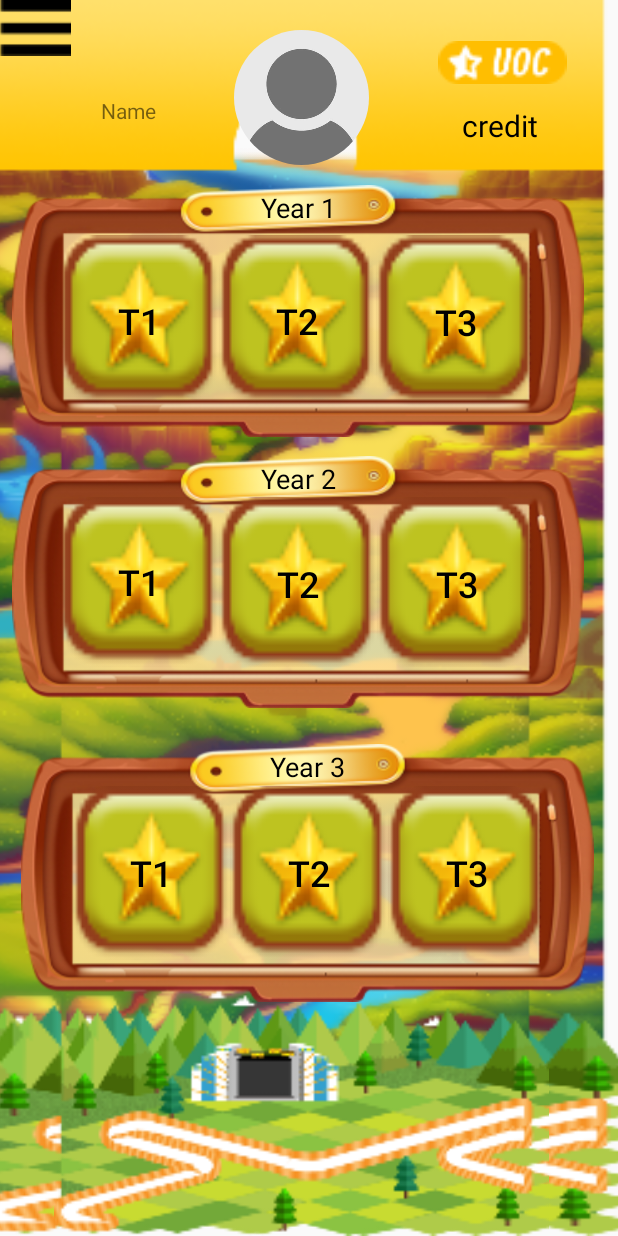
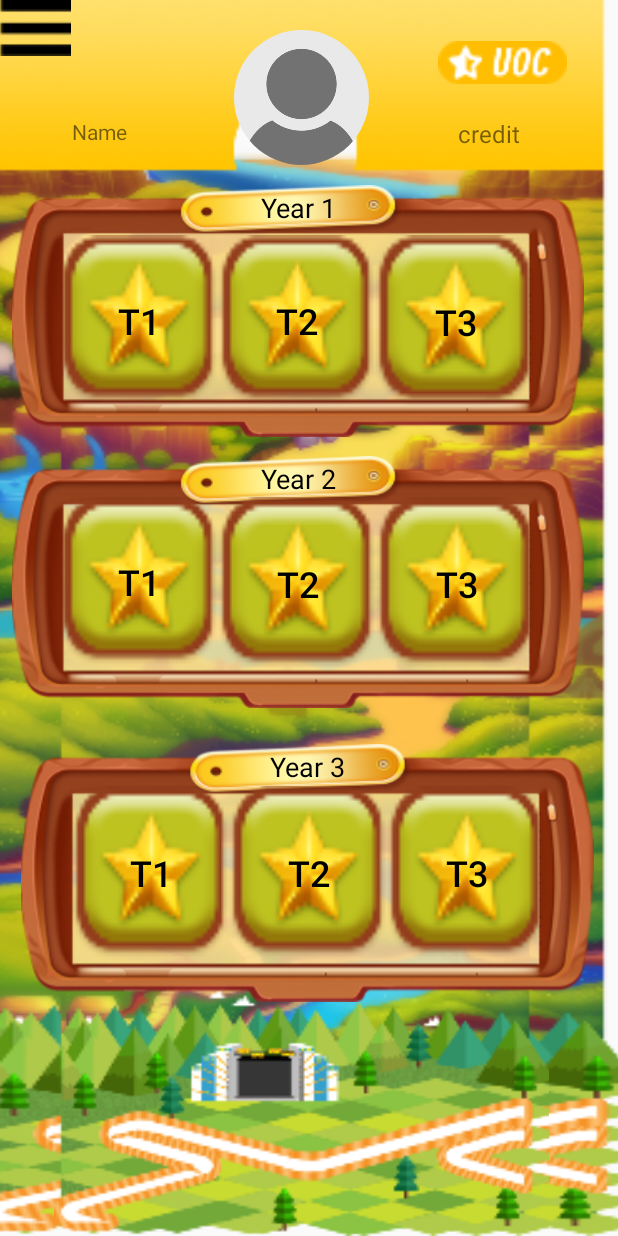
Before and after one commit to ShitangJian/MapUNSW, an Android app: the layout choose_term.xml on its own in the app's theme, with its tools: preview values and no code run, on a phone screen of 412 x 824 dp. Run offline under Robolectric (Android 15) with nearby library versions, the phone set to English and light mode, and no system bars.

```diff
--- a/app/src/main/res/layout/choose_term.xml
+++ b/app/src/main/res/layout/choose_term.xml
@@ -66,20 +66,20 @@
         android:layout_height="wrap_content"
         android:layout_marginStart="8dp"
         android:layout_marginLeft="8dp"
+        android:layout_marginTop="8dp"
         android:layout_marginEnd="8dp"
         android:layout_marginRight="8dp"
         android:text="credit"
-        android:textColor="@color/common_google_signin_btn_text_dark_focused"
-        android:textSize="20sp"
+        android:textSize="16sp"
         app:layout_constraintEnd_toEndOf="parent"
-        app:layout_constraintHorizontal_bias="0.868"
+        app:layout_constraintHorizontal_bias="0.838"
         app:layout_constraintStart_toStartOf="parent"
         app:layout_constraintTop_toBottomOf="@+id/relativeLayout6" />
 
     <TextView
         android:id="@+id/name1"
         android:layout_width="100dp"
-        android:layout_height="39dp"
+        android:layout_height="wrap_content"
         android:layout_marginStart="8dp"
         android:layout_marginLeft="8dp"
         android:layout_marginTop="8dp"
@@ -89,12 +89,13 @@
         android:ems="10"
         android:inputType="textPersonName"
         android:text="Name"
+        android:textSize="14sp"
         app:layout_constraintBottom_toBottomOf="parent"
         app:layout_constraintEnd_toEndOf="parent"
-        app:layout_constraintHorizontal_bias="0.2"
+        app:layout_constraintHorizontal_bias="0.135"
         app:layout_constraintStart_toStartOf="parent"
         app:layout_constraintTop_toTopOf="@+id/relativeLayout3"
-        app:layout_constraintVertical_bias="0.073" />
+        app:layout_constraintVertical_bias="0.089" />
 
     <RelativeLayout
         android:id="@+id/relativeLayout7"
```
Also changed, not shown: app/src/main/res/layout/activity_main.xml (+12 -7 lines).
